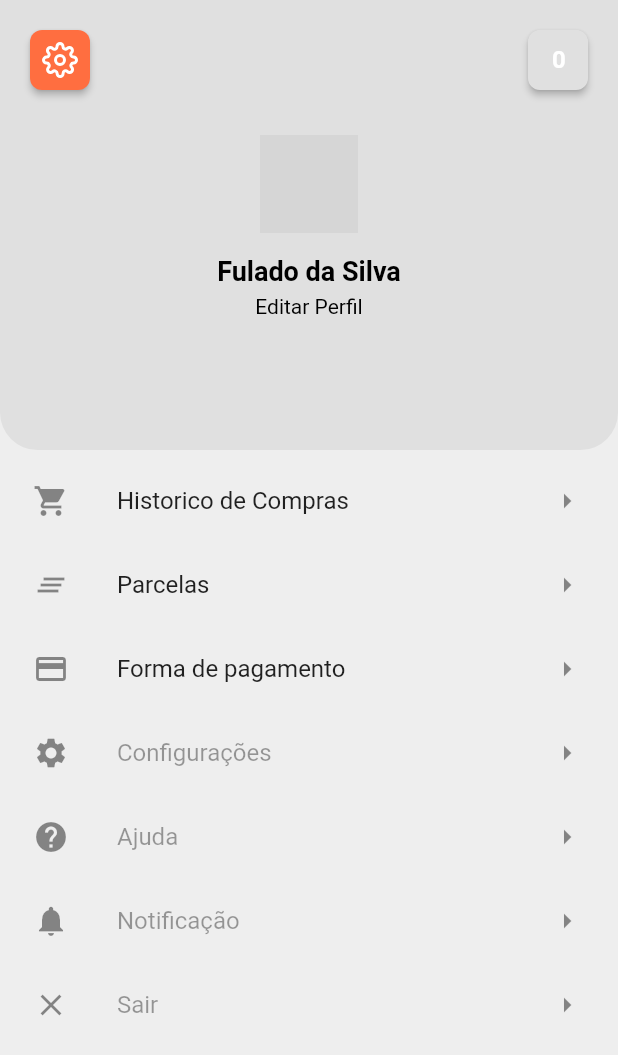
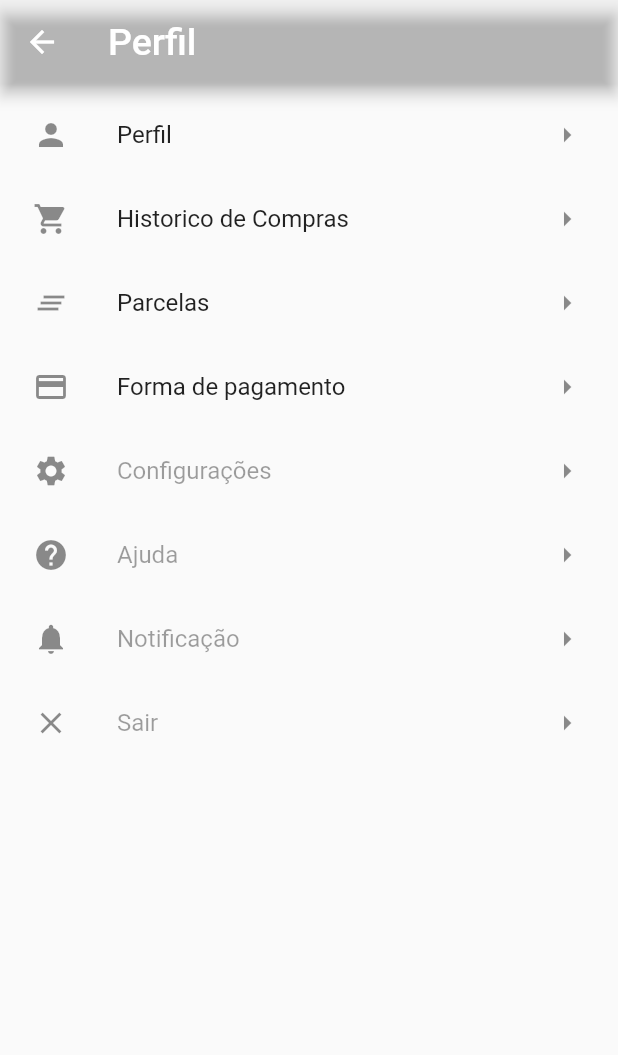
Before and after one commit to tilipim123/iFunnerAPP, a Flutter app: the Screenuser screen opened directly, on a phone screen of 412 x 824 dp. Shown: the top 1055 px of the screen. Run offline on Flutter 3.47's test engine with Material 2 defaults, Android fonts, the phone set to English and light mode, and no system bars; our stand-ins replace cloud_firestore, firebase_auth, google_fonts, rxdart; missing offline and left inert: bloc_pattern; accounts and stored records are empty; Roboto replaces fonts that are missing (Oxygen); grey boxes are pictures that could not be loaded.

Commit message:
Ajuste na tela de Favoritos e na do  Perfil.

```diff
--- a/lib/page/favorites/Favoritossreen.dart
+++ b/lib/page/favorites/Favoritossreen.dart
@@ -1,43 +1,26 @@
+import 'dart:convert';
 import 'package:flutter/material.dart';
-import 'package:stream_games/controller/scroll_horizontal_game.dart';
-import 'package:stream_games/model/repository.dart';
+import 'package:http/http.dart' as http;
 
 const request = "https://ifunner-server.herokuapp.com/Favoritos";
-class Favoritossreen extends StatefulWidget {
-  Favoritossreen({Key key}) : super(key: key);
 
-  @override
-  _FavoritesPageState createState() => _FavoritesPageState();
+Future<Map> getData() async {
+  http.Response response = await http.get(request);
+  return json.decode(response.body);
 }
 
-class _FavoritesPageState extends State<Favoritossreen> {
+class Favoritossreen extends StatefulWidget {
+  @override
+  _FavoritossreenState createState() => _FavoritossreenState();
+}
+
+class _FavoritossreenState extends State<Favoritossreen> {
   @override
   Widget build(BuildContext context) {
-    return SingleChildScrollView(
-      child: Column(
-        crossAxisAlignment: CrossAxisAlignment.start,
-        children: [
-          Padding(
-            padding: const EdgeInsets.fromLTRB(25, 40, 10, 10),
-            child: Row(
-                mainAxisAlignment: MainAxisAlignment.spaceBetween,
-                children: [
-                  InkWell(
-                    onTap: () => {},
-                    child: Padding(
-                      padding: const EdgeInsets.symmetric(
-                          horizontal: 8, vertical: 4),
-
-                    ),
-                  ),
-                ]),
-          ),
-          HorizontalGameController(newGamesList),
-          Divider(height: 2, indent: 8),
-          Padding(
-            padding: const EdgeInsets.fromLTRB(16, 12, 8, 8),
-          ),
-        ],
+    return Scaffold(
+      appBar: AppBar(
+        title: Text("Favoritos", style: TextStyle(color: Colors.white, fontSize: 25),),
+        backgroundColor: Colors.transparent,
       ),
     );
   }
--- a/lib/page/user/Screen User/Wigets/page_myitens.dart
+++ b/lib/page/user/Screen User/Wigets/page_myitens.dart
@@ -13,6 +13,14 @@ class Myuser extends StatelessWidget {
           return ListView(
             padding: EdgeInsets.all(6),
             children: <Widget>[
+              ListTile(
+                leading: Icon(Icons.person),
+                trailing: Icon(Icons.arrow_right),
+                title: Text('Perfil',
+                  style: TextStyle(color: Colors.black87),
+                ),
+                onTap: (){},
+              ),
               ListTile(
                 leading: Icon(Icons.shopping_cart),
                 trailing: Icon(Icons.arrow_right),
--- a/lib/page/user/Screen User/page_user.dart
+++ b/lib/page/user/Screen User/page_user.dart
@@ -1,7 +1,5 @@
 import 'package:flutter/cupertino.dart';
 import 'package:flutter/material.dart';
-import 'package:flutter_icons/flutter_icons.dart';
-import 'package:google_fonts/google_fonts.dart';
 import 'Wigets/page_myitens.dart';
 
 class Screenuser extends StatefulWidget {
@@ -13,110 +11,11 @@ class _ScreenuserState extends State<Screenuser> {
   @override
   Widget build(BuildContext context) {
     return Scaffold(
-      backgroundColor: Colors.grey[200],
-      body: Column(
-        children: <Widget>[
-          Container(
-            height: 300,
-            decoration: BoxDecoration(
-                color: Colors.grey[300],
-                borderRadius: BorderRadius.only(
-                    bottomLeft: Radius.circular(25),
-                    bottomRight: Radius.circular(25))),
-            child: Column(
-              children: <Widget>[
-                SizedBox(height: MediaQuery.of(context).viewPadding.top),
-                Padding(
-                  padding: const EdgeInsets.symmetric(horizontal: 20),
-                  child: Container(
-                    height: 80,
-                    width: MediaQuery.of(context).size.width,
-                    child: Row(
-                      mainAxisAlignment: MainAxisAlignment.spaceBetween,
-                      children: <Widget>[
-                        Container(
-                          width: 40,
-                          height: 40,
-                          child: RaisedButton(
-                            color: Colors.deepOrangeAccent,
-                            shape:  new RoundedRectangleBorder(borderRadius:
-                            new BorderRadius.circular(8),
-                            ),
-                            onPressed: (){},
-                            child: Icon(
-                              Feather.settings,
-                              color: Colors.white,
-                            ),
-                              padding: EdgeInsets.all(5)
-                          ),
-                        ),
-                        Container(
-                          width: 40,
-                          height: 40,
-                          child: RaisedButton(
-                            shape:  new RoundedRectangleBorder(borderRadius:
-                            new BorderRadius.circular(8)
-                            ),
-                            onPressed: (){},
-                            child: Center(
-                              child: Text(
-                                '0',
-                                textAlign: TextAlign.center,
-                                style: GoogleFonts.oxygen(
-                                    color: Colors.white,
-                                    fontWeight: FontWeight.bold,
-                                    fontSize: 16),
-                            ),
-                            ),
-                          ),
-                        ),
-                      ],
-                    ),
-                  ),
-                ),
-                SizedBox(
-                  height: 10,
-                ),
-                Center(
-                  child: Column(
-                    children: <Widget>[
-                      ClipRRect(
-                        borderRadius: BorderRadius.circular(15),
-                        child: Container(
-                            height: 65,
-                            width: 65,
-                            child: Image.asset("assets/ifunnerclaro.jpg"),
-                        ),
-                      ),
-                      SizedBox(
-                        height: 15,
-                      ),
-                      Text(
-                        'Fulado da Silva',
-                        style: GoogleFonts.oxygen(
-                            color: Colors.black,
-                            fontWeight: FontWeight.bold,
-                            fontSize: 18),
-                      ),
-                      SizedBox(
-                        height: 5,
-                      ),
-                      Text(
-                        'Editar Perfil',
-                        style: GoogleFonts.oxygen(
-                            color: Colors.black, fontSize: 14),
-                      ),
-                    ],
-                  ),
-                ),
-              ],
-            ),
-          ),
-          Expanded(
-            child: Myuser(),
-          )
-        ],
+      appBar: AppBar(
+        title: Text("Perfil", style: TextStyle(color: Colors.white, fontSize: 25),),
+        backgroundColor: Colors.transparent,
       ),
+      body: Myuser(),
     );
   }
 }
```
